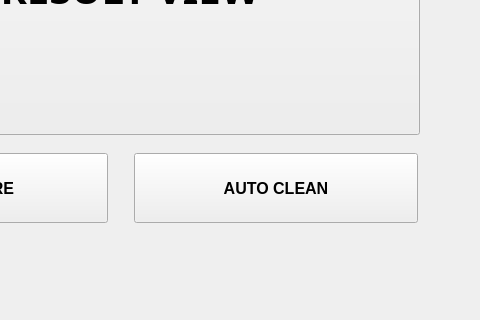
This is UIClass/UserButtonMenu.ui in GunHoLee2/S-Blot2-Easy-Plus as Qt 5 draws it before an edit; both pictures show x 856 to 1336 and y 388 to 708 of the 1336 by 708 pixel window. The edited form follows.
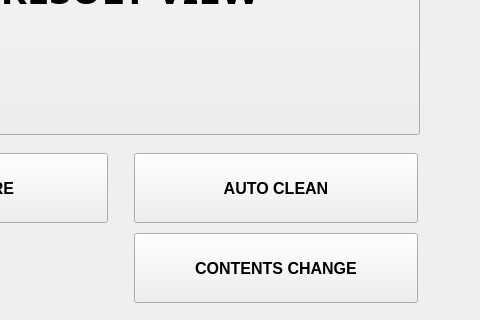
This is the edited form. Custom widgets are drawn as their Qt base class.

Commit message: S-Blot2-Easy-Plus-MultiContents

Patch:
```diff
--- a/UIClass/UserButtonMenu.ui
+++ b/UIClass/UserButtonMenu.ui
@@ -322,6 +322,38 @@
         </property>
        </widget>
       </item>
+      <item row="1" column="3">
+       <widget class="CustomImageButtonWidget" name="btnContentsChange">
+        <property name="sizePolicy">
+         <sizepolicy hsizetype="Minimum" vsizetype="Minimum">
+          <horstretch>0</horstretch>
+          <verstretch>0</verstretch>
+         </sizepolicy>
+        </property>
+        <property name="minimumSize">
+         <size>
+          <width>284</width>
+          <height>70</height>
+         </size>
+        </property>
+        <property name="maximumSize">
+         <size>
+          <width>284</width>
+          <height>70</height>
+         </size>
+        </property>
+        <property name="font">
+         <font>
+          <pointsize>12</pointsize>
+          <weight>75</weight>
+          <bold>true</bold>
+         </font>
+        </property>
+        <property name="text">
+         <string>CONTENTS CHANGE</string>
+        </property>
+       </widget>
+      </item>
      </layout>
     </widget>
    </item>
```
Left out of the diff: 7 changed lines with no effect on the pictures. The commit also changes 64 other files.
